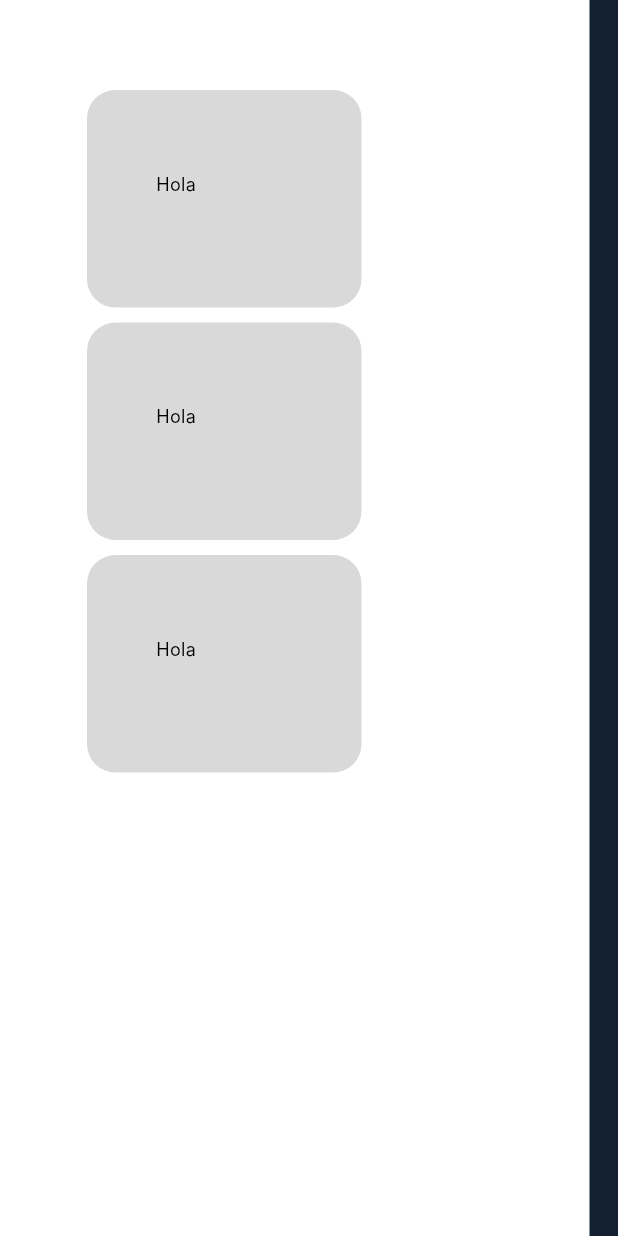
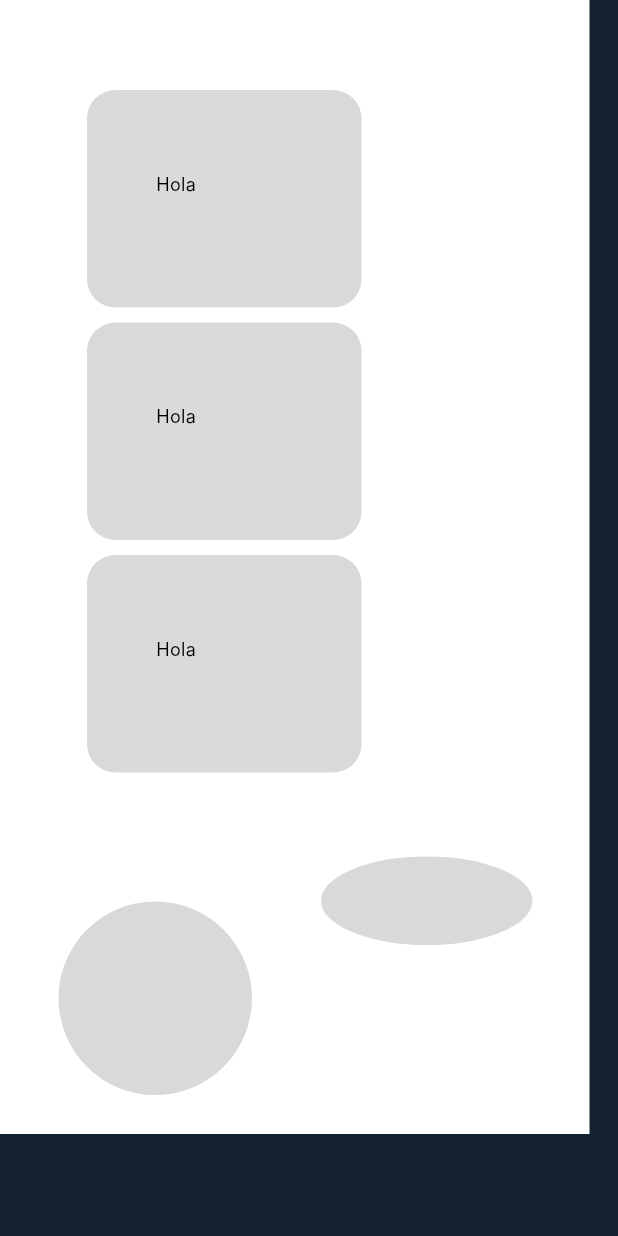
Before and after one commit to DueroBone/tech_120_app, a Flutter app: the Iphone161 widget shown alone on an empty page, opened directly, on a phone screen of 412 x 824 dp. Run offline on Flutter 3.47's test engine with Material 3 defaults, Android fonts, the phone set to English and light mode, and no system bars; Roboto replaces fonts that are missing (Inter).

```diff
--- a/lib/Views/Generated/home_page.dart
+++ b/lib/Views/Generated/test_page.dart
@@ -1,4 +1,4 @@
-import 'package:flutter/material.dart';
+import 'package:flutter/material.dart'; // DO NOT DELETE, delete/replace everything below from Figma
 
 class Iphone161 extends StatelessWidget {
   @override
@@ -7,7 +7,7 @@ class Iphone161 extends StatelessWidget {
       children: [
         Container(
           width: 393,
-          height: 852,
+          height: 756,
           clipBehavior: Clip.antiAlias,
           decoration: BoxDecoration(color: Colors.white),
           child: Stack(
@@ -134,6 +134,30 @@ class Iphone161 extends StatelessWidget {
                   ),
                 ),
               ),
+              Positioned(
+                left: 39,
+                top: 601,
+                child: Container(
+                  width: 129,
+                  height: 129,
+                  decoration: ShapeDecoration(
+                    color: const Color(0xFFD9D9D9),
+                    shape: OvalBorder(),
+                  ),
+                ),
+              ),
+              Positioned(
+                left: 214,
+                top: 571,
+                child: Container(
+                  width: 141,
+                  height: 59,
+                  decoration: ShapeDecoration(
+                    color: const Color(0xFFD9D9D9),
+                    shape: OvalBorder(),
+                  ),
+                ),
+              ),
             ],
           ),
         ),
--- a/lib/main.dart
+++ b/lib/main.dart
@@ -1,5 +1,5 @@
 import 'package:flutter/material.dart';
-import 'package:tech_120_app/Views/Manual/home_page.dart';
+import 'package:tech_120_app/Views/Manual/home_page_view.dart';
 
 void main() {
   runApp(const FigmaToCodeApp());
@@ -15,7 +15,7 @@ class FigmaToCodeApp extends StatelessWidget {
       theme: ThemeData.dark().copyWith(
         scaffoldBackgroundColor: const Color.fromARGB(255, 18, 32, 47),
       ),
-      home: Scaffold(body: ListView(children: [HomePage()])),
+      home: HomePageView(),
     );
   }
 }
```
Also changed, not shown: lib/Views/Manual/home_page.dart (deleted, +0 -13 lines), lib/Views/Manual/home_page_view.dart (added, +25 -0 lines), lib/Views/Manual/test_page_view.dart (added, +16 -0 lines), 1 other file.
